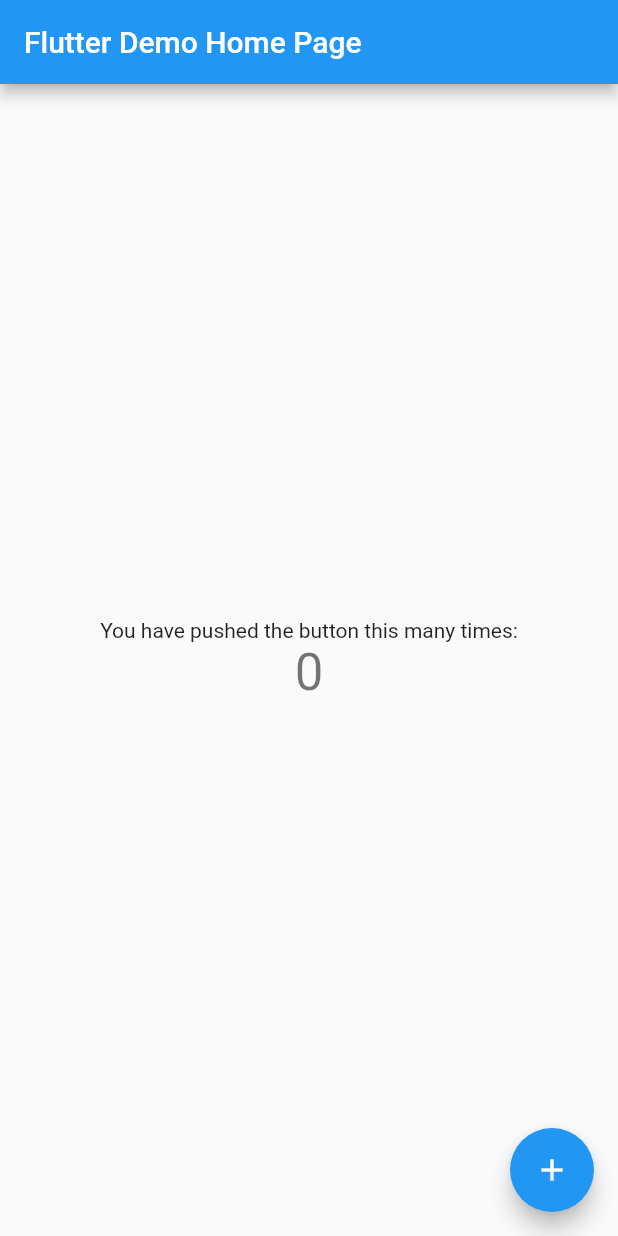
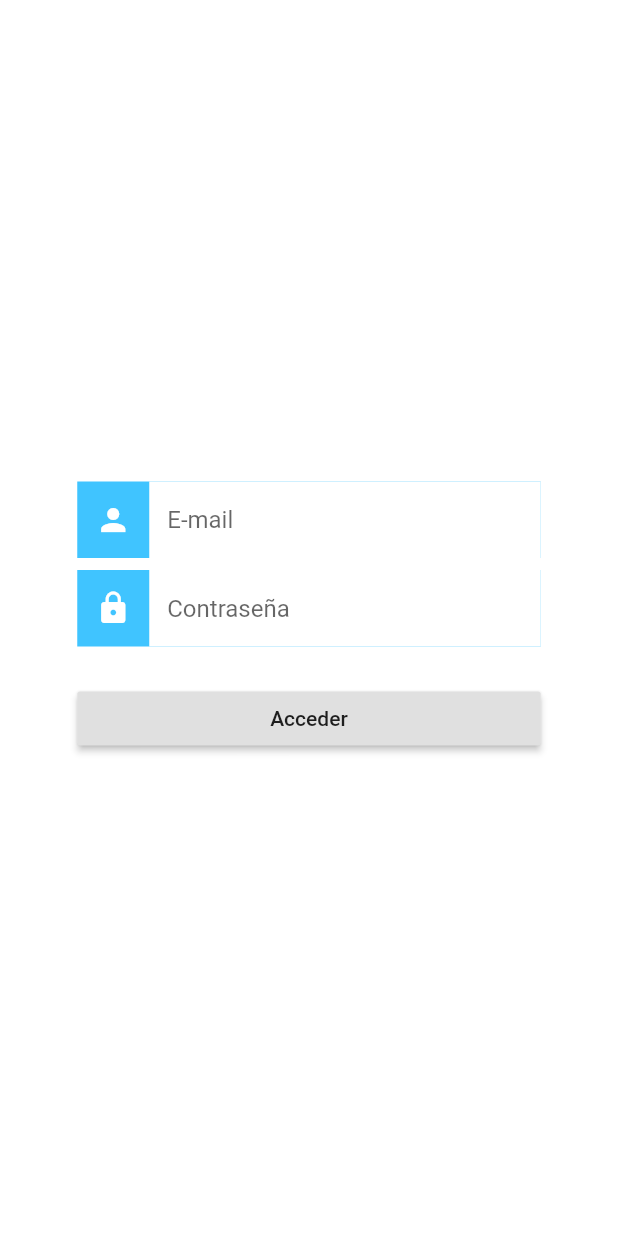
Before and after one commit to julian-martinez/reminder-app, a Flutter app: the screen it shows after launch, on a phone screen of 412 x 824 dp. Run offline on Flutter 3.47's test engine with Material 2 defaults, Android fonts, the phone set to English and light mode, and no system bars; missing offline and left inert: fluttery.

Commit message:
added login view

```diff
--- a/lib/main.dart
+++ b/lib/main.dart
@@ -1,109 +1,35 @@
 import 'package:flutter/material.dart';
+
+import 'view/login.dart';
 
 void main() => runApp(new MyApp());
 
 class MyApp extends StatelessWidget {
-  // This widget is the root of your application.
   @override
   Widget build(BuildContext context) {
     return new MaterialApp(
       title: 'Flutter Demo',
       theme: new ThemeData(
-        // This is the theme of your application.
-        //
-        // Try running your application with "flutter run". You'll see the
-        // application has a blue toolbar. Then, without quitting the app, try
-        // changing the primarySwatch below to Colors.green and then invoke
-        // "hot reload" (press "r" in the console where you ran "flutter run",
-        // or press Run > Flutter Hot Reload in IntelliJ). Notice that the
-        // counter didn't reset back to zero; the application is not restarted.
+        backgroundColor: Colors.white,
         primarySwatch: Colors.blue,
       ),
-      home: new MyHomePage(title: 'Flutter Demo Home Page'),
+      home: new Home(title: 'Flutter Demo Home Page'),
     );
   }
 }
 
-class MyHomePage extends StatefulWidget {
-  MyHomePage({Key key, this.title}) : super(key: key);
-
-  // This widget is the home page of your application. It is stateful, meaning
-  // that it has a State object (defined below) that contains fields that affect
-  // how it looks.
-
-  // This class is the configuration for the state. It holds the values (in this
-  // case the title) provided by the parent (in this case the App widget) and
-  // used by the build method of the State. Fields in a Widget subclass are
-  // always marked "final".
+class Home extends StatefulWidget {
+  Home({Key key, this.title}) : super(key: key);
 
   final String title;
 
   @override
-  _MyHomePageState createState() => new _MyHomePageState();
+  _HomeState createState() => _HomeState();
 }
 
-class _MyHomePageState extends State<MyHomePage> {
-  int _counter = 0;
-
-  void _incrementCounter() {
-    setState(() {
-      // This call to setState tells the Flutter framework that something has
-      // changed in this State, which causes it to rerun the build method below
-      // so that the display can reflect the updated values. If we changed
-      // _counter without calling setState(), then the build method would not be
-      // called again, and so nothing would appear to happen.
-      _counter++;
-    });
-  }
-
+class _HomeState extends State<Home> {
   @override
   Widget build(BuildContext context) {
-    // This method is rerun every time setState is called, for instance as done
-    // by the _incrementCounter method above.
-    //
-    // The Flutter framework has been optimized to make rerunning build methods
-    // fast, so that you can just rebuild anything that needs updating rather
-    // than having to individually change instances of widgets.
-    return new Scaffold(
-      appBar: new AppBar(
-        // Here we take the value from the MyHomePage object that was created by
-        // the App.build method, and use it to set our appbar title.
-        title: new Text(widget.title),
-      ),
-      body: new Center(
-        // Center is a layout widget. It takes a single child and positions it
-        // in the middle of the parent.
-        child: new Column(
-          // Column is also layout widget. It takes a list of children and
-          // arranges them vertically. By default, it sizes itself to fit its
-          // children horizontally, and tries to be as tall as its parent.
-          //
-          // Invoke "debug paint" (press "p" in the console where you ran
-          // "flutter run", or select "Toggle Debug Paint" from the Flutter tool
-          // window in IntelliJ) to see the wireframe for each widget.
-          //
-          // Column has various properties to control how it sizes itself and
-          // how it positions its children. Here we use mainAxisAlignment to
-          // center the children vertically; the main axis here is the vertical
-          // axis because Columns are vertical (the cross axis would be
-          // horizontal).
-          mainAxisAlignment: MainAxisAlignment.center,
-          children: <Widget>[
-            new Text(
-              'You have pushed the button this many times:',
-            ),
-            new Text(
-              '$_counter',
-              style: Theme.of(context).textTheme.display1,
-            ),
-          ],
-        ),
-      ),
-      floatingActionButton: new FloatingActionButton(
-        onPressed: _incrementCounter,
-        tooltip: 'Increment',
-        child: new Icon(Icons.add),
-      ), // This trailing comma makes auto-formatting nicer for build methods.
-    );
+    return Login();
   }
 }
--- /dev/null
+++ b/lib/view/login.dart
@@ -0,0 +1,132 @@
+import 'package:flutter/material.dart';
+
+import 'package:fluttery/framing.dart';
+
+class Login extends StatefulWidget {
+  @override
+  _LoginState createState() => _LoginState();
+}
+
+class _LoginState extends State<Login> {
+  @override
+  Widget build(BuildContext context) {
+    return Scaffold(
+      backgroundColor: Colors.white,
+      body: new Column(
+        children: <Widget>[
+          new Flexible(child: new Container(), flex: 1),
+          new TextFormFieldCentered(
+              hintText: 'E-mail', prefixIcon: Icons.person),
+          new Padding(padding: const EdgeInsets.only(top: 4.0, bottom: 4.0)),
+          new TextFormFieldCentered(
+              hintText: 'Contraseña', prefixIcon: Icons.lock),
+          new Padding(padding: const EdgeInsets.only(top: 12.0, bottom: 12.0)),
+          new Row(
+            children: <Widget>[
+              new Flexible(
+                child: new Container(),
+                flex: 1,
+              ),
+              new Expanded(
+                child: new RaisedButton(
+                    child: new Text('Acceder'), onPressed: () {}),
+                flex: 6,
+              ),
+              new Flexible(
+                child: new Container(),
+                flex: 1,
+              ),
+            ],
+          ),
+          new Flexible(child: new Container(), flex: 1),
+        ],
+      ),
+    );
+  }
+}
+
+class TextFormFieldCentered extends StatefulWidget {
+  TextFormFieldCentered(
+      {Key key,
+      this.keyboardType,
+      this.labelText,
+      this.hintText,
+      this.prefixIcon})
+      : super(key: key);
+
+  final TextInputType keyboardType;
+  final String labelText;
+  final String hintText;
+  final IconData prefixIcon;
+
+  @override
+  _TextFormFieldCenteredState createState() => _TextFormFieldCenteredState();
+}
+
+class _TextFormFieldCenteredState extends State<TextFormFieldCentered> {
+  @override
+  Widget build(BuildContext context) {
+    return new Row(
+      children: <Widget>[
+        new Flexible(
+          child: new Container(),
+          flex: 1,
+        ),
+        new Flexible(
+          flex: 6,
+          child: new Container(
+            color: Colors.lightBlueAccent,
+            child: new Row(
+              children: <Widget>[
+                new Padding(
+                  padding: const EdgeInsets.only(left: 12.0, right: 12.0),
+                  child: new IconHolder(widget.prefixIcon),
+                ),
+                new Expanded(
+                  child: new Container(
+                    padding: const EdgeInsets.only(left: 12.0, right: 12.0),
+                    color: Colors.white,
+                    child: new TextFormField(
+                      keyboardType: TextInputType.emailAddress,
+                      decoration: new InputDecoration(
+                        border: InputBorder.none,
+                        contentPadding:
+                            const EdgeInsets.symmetric(vertical: 16.0),
+                        labelText: widget.labelText,
+                        hintText: widget.hintText,
+                      ),
+                    ),
+                  ),
+                ),
+              ],
+            ),
+          )),
+        new Flexible(
+          child: new Container(),
+          flex: 1,
+        ),
+      ],
+    );
+  }
+}
+
+class IconHolder extends StatelessWidget {
+  IconHolder(this.icon);
+
+  final IconData icon;
+
+  @override
+  Widget build(BuildContext context) {
+    return new Container(
+      child: new Opacity(
+        opacity: 1.0,
+        child: new Container(
+          child: new Icon(
+            icon,
+            color: Colors.white,
+          ),
+        ),
+      ),
+    );
+  }
+}
--- a/pubspec.yaml
+++ b/pubspec.yaml
@@ -8,6 +8,8 @@ dependencies:
   # The following adds the Cupertino Icons font to your application.
   # Use with the CupertinoIcons class for iOS style icons.
   cupertino_icons: ^0.1.2
+
+  fluttery: ^0.0.7
 
 dev_dependencies:
   flutter_test:
```
Also changed, not shown: pubspec.lock.
